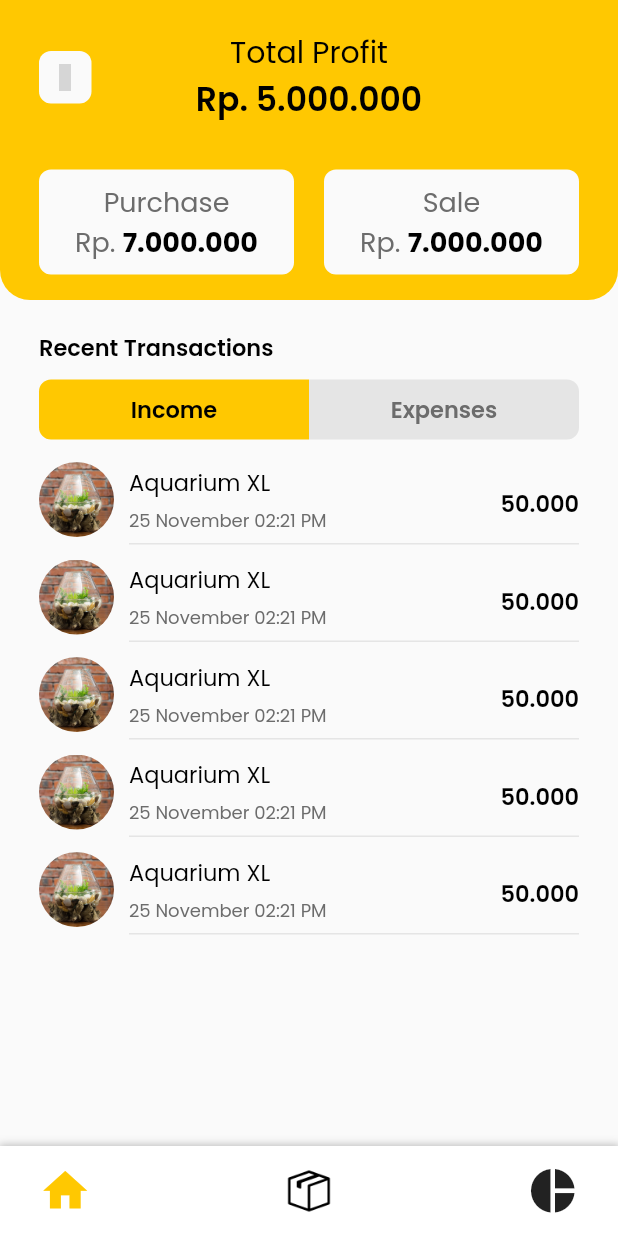
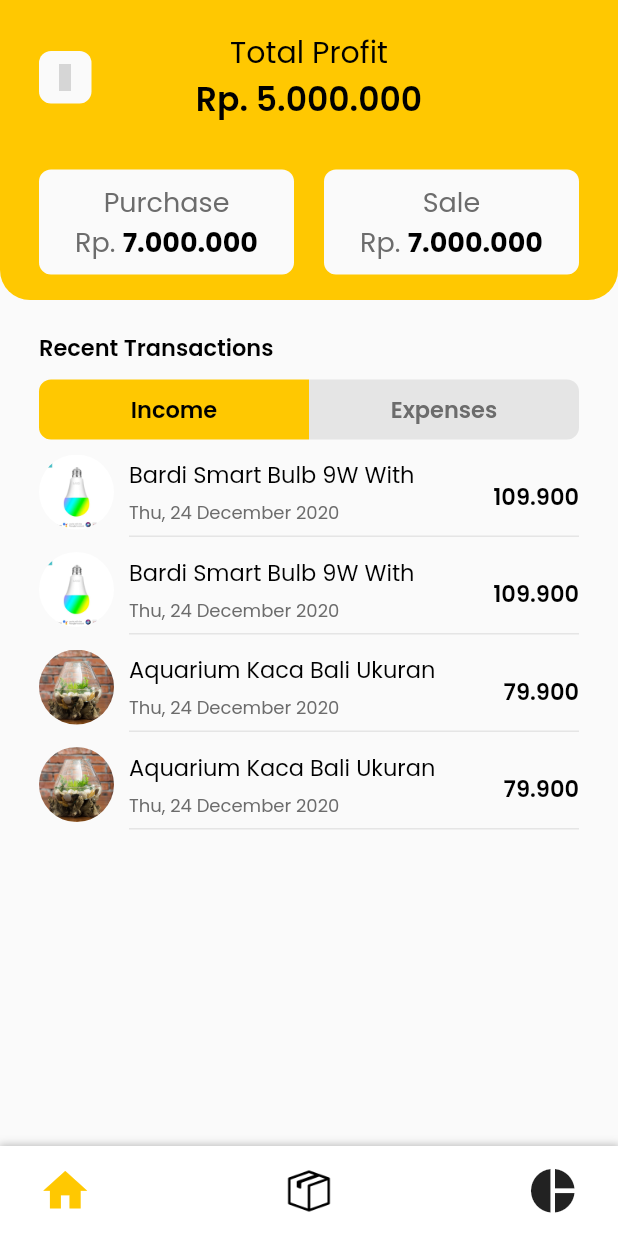
Before and after one commit to anggitpp/moneytoring-legacy, a Flutter app: the screen it shows after launch, on a phone screen of 412 x 824 dp. Run offline on Flutter 3.47's test engine with Material 2 defaults, Android fonts, the phone set to English and light mode, and no system bars; our stand-ins replace equatable, fl_chart, font_awesome_flutter, get, google_fonts, material_design_icons_flutter and 1 more; grey boxes are pictures that could not be loaded.

Commit message:
penerapan transaction model ke main menu

```diff
--- a/lib/models/transaction.dart
+++ b/lib/models/transaction.dart
@@ -9,6 +9,7 @@ class Transactions {
   final int purchasePrice;
   final int sellingPrice;
   final int quantity;
+  final int deliveryFee;
   final String fee;
   final int discount;
   final int margin;
@@ -22,6 +23,7 @@ class Transactions {
       this.purchasePrice,
       this.sellingPrice,
       this.quantity,
+      this.deliveryFee,
       this.fee,
       this.discount,
       this.margin});
@@ -47,8 +49,8 @@ List<Transactions> mockTransactions = [
     user: mockUser[0],
     category: 1,
     date: DateTime.now(),
-    purchasePrice: mockProducts[0].purchasePrice,
-    sellingPrice: mockProducts[0].sellingPrice,
+    purchasePrice: mockProducts[1].purchasePrice,
+    sellingPrice: mockProducts[1].sellingPrice,
     quantity: 1,
     fee: '2000',
     discount: 5000,
@@ -58,13 +60,13 @@ List<Transactions> mockTransactions = [
     id: 3,
     products: mockProducts[0],
     user: mockUser[0],
-    category: 1,
+    category: 2,
     date: DateTime.now(),
-    purchasePrice: mockProducts[0].purchasePrice,
-    sellingPrice: mockProducts[0].sellingPrice,
-    quantity: 1,
+    purchasePrice: mockProducts[3].purchasePrice,
+    sellingPrice: mockProducts[3].sellingPrice,
+    quantity: 50,
     fee: '2000',
-    discount: 5000,
+    deliveryFee: 100000,
     margin: 38000,
   ),
 ];
--- a/lib/view/pages/main_page.dart
+++ b/lib/view/pages/main_page.dart
@@ -14,6 +14,10 @@ class _MainPageState extends State<MainPage> {
         statusBarIconBrightness: Brightness.dark,
       ),
     );
+
+    List<Transactions> purchaseTransactions =
+        mockTransactions.where((element) => element.category == 1).toList();
+
     return SafeArea(
       child: Scaffold(
         backgroundColor: backColor,
@@ -85,22 +89,10 @@ class _MainPageState extends State<MainPage> {
                       Container(
                         height: MediaQuery.of(context).size.height - 380,
                         child: ListView(
-                          shrinkWrap: true,
-                          children: [
-                            SizedBox(
-                              height: 5,
-                            ),
-                            TransactionItem(),
-                            SizedBox(height: 5),
-                            TransactionItem(),
-                            SizedBox(height: 5),
-                            TransactionItem(),
-                            SizedBox(height: 5),
-                            TransactionItem(),
-                            SizedBox(height: 5),
-                            TransactionItem(),
-                          ],
-                        ),
+                            shrinkWrap: true,
+                            children: purchaseTransactions
+                                .map((e) => TransactionItem(e))
+                                .toList()),
                       ),
                     ],
                   ),
--- a/lib/view/pages/product_page.dart
+++ b/lib/view/pages/product_page.dart
@@ -99,9 +99,14 @@ class ProductPage extends StatelessWidget {
                 child: Row(
                   mainAxisAlignment: MainAxisAlignment.spaceBetween,
                   children: [
-                    Icon(
-                      Icons.home,
-                      size: 35,
+                    GestureDetector(
+                      onTap: () {
+                        Get.to(MainPage());
+                      },
+                      child: Icon(
+                        Icons.home,
+                        size: 35,
+                      ),
                     ),
                     SizedBox(
                       height: 35,
--- a/lib/view/widgets/transaction_item.dart
+++ b/lib/view/widgets/transaction_item.dart
@@ -1,9 +1,17 @@
 part of 'widgets.dart';
 
 class TransactionItem extends StatelessWidget {
+  final Transactions transactions;
+
+  TransactionItem(this.transactions);
   @override
   Widget build(BuildContext context) {
-    return Row(
+    final DateFormat formatter = DateFormat('E, dd MMMM yyyy  ');
+    final String formatted = formatter.format(transactions.date);
+
+    return Column(
+      children: [
+        Row(
           children: [
             Container(
               width: 50,
@@ -11,7 +19,7 @@ class TransactionItem extends StatelessWidget {
               decoration: BoxDecoration(
                 shape: BoxShape.circle,
                 image: DecorationImage(
-              image: AssetImage('assets/aquarium.jpg'),
+                  image: AssetImage('assets/' + transactions.products.picture),
                 ),
               ),
             ),
@@ -33,25 +41,103 @@ class TransactionItem extends StatelessWidget {
                   Column(
                     crossAxisAlignment: CrossAxisAlignment.start,
                     children: [
-                  Text(
-                    'Aquarium XL',
+                      Container(
+                        width: MediaQuery.of(context).size.width -
+                            2 * defaultMargin -
+                            150,
+                        child: Text(
+                          transactions.products.name,
+                          overflow: TextOverflow.clip,
+                          maxLines: 1,
                           style: mediumFont,
+                        ),
                       ),
                       SizedBox(
                         height: 5,
                       ),
                       Text(
-                    '25 November 02:21 PM',
+                        formatted,
                         style: greyFont,
                       )
                     ],
                   ),
                   Text(
-                '50.000',
+                    NumberFormat.currency(
+                            locale: 'id-ID', decimalDigits: 0, symbol: '')
+                        .format(transactions.sellingPrice),
                     style: mediumFont.copyWith(fontWeight: FontWeight.w600),
+                  ),
+                ],
+              ),
+            ),
+          ],
+        ),
+        SizedBox(
+          height: 5,
+        ),
+        Row(
+          children: [
+            Container(
+              width: 50,
+              height: 50,
+              decoration: BoxDecoration(
+                shape: BoxShape.circle,
+                image: DecorationImage(
+                  image: AssetImage('assets/' + transactions.products.picture),
+                ),
+              ),
+            ),
+            SizedBox(
+              width: 10,
+            ),
+            Container(
+              height: 60,
+              padding: EdgeInsets.only(top: 7),
+              width: MediaQuery.of(context).size.width - 2 * defaultMargin - 60,
+              decoration: BoxDecoration(
+                border: Border(
+                  bottom: BorderSide(color: greyColor),
+                ),
+              ),
+              child: Row(
+                mainAxisAlignment: MainAxisAlignment.spaceBetween,
+                children: [
+                  Column(
+                    crossAxisAlignment: CrossAxisAlignment.start,
+                    children: [
+                      Container(
+                        width: MediaQuery.of(context).size.width -
+                            2 * defaultMargin -
+                            150,
+                        child: Text(
+                          transactions.products.name,
+                          overflow: TextOverflow.clip,
+                          maxLines: 1,
+                          style: mediumFont,
+                        ),
+                      ),
+                      SizedBox(
+                        height: 5,
+                      ),
+                      Text(
+                        formatted,
+                        style: greyFont,
                       )
                     ],
                   ),
+                  Text(
+                    NumberFormat.currency(
+                            locale: 'id-ID', decimalDigits: 0, symbol: '')
+                        .format(transactions.sellingPrice),
+                    style: mediumFont.copyWith(fontWeight: FontWeight.w600),
+                  ),
+                ],
+              ),
+            ),
+          ],
+        ),
+        SizedBox(
+          height: 5,
         ),
       ],
     );
```
Lines whose indentation alone changed are shown as unchanged.
